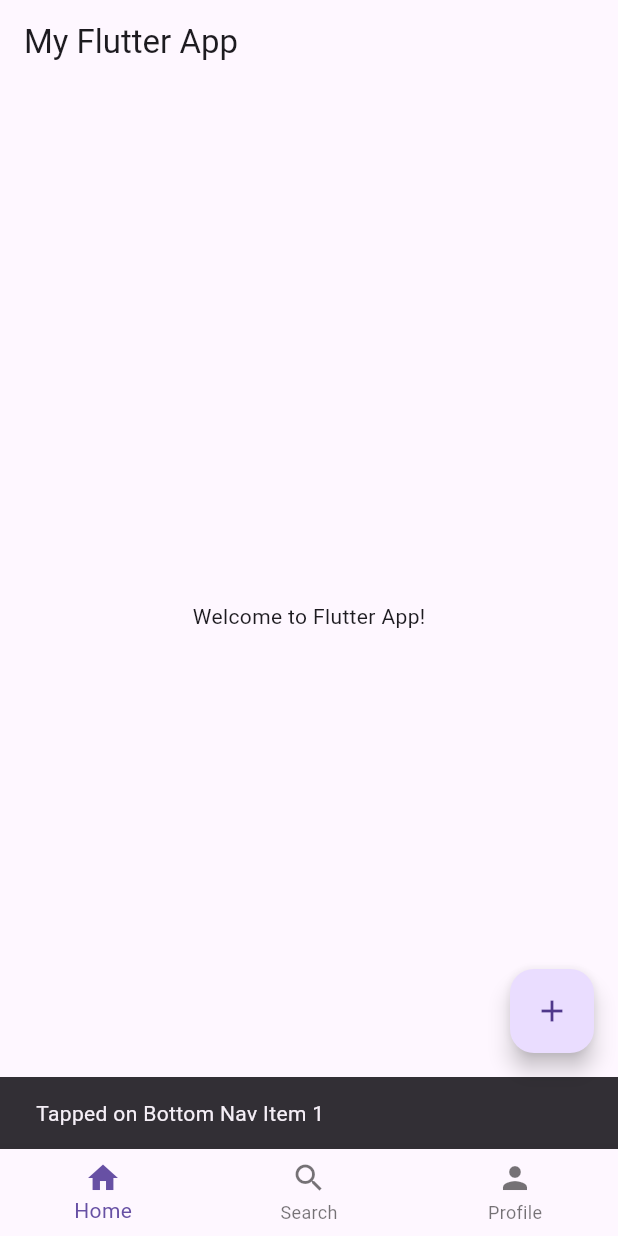
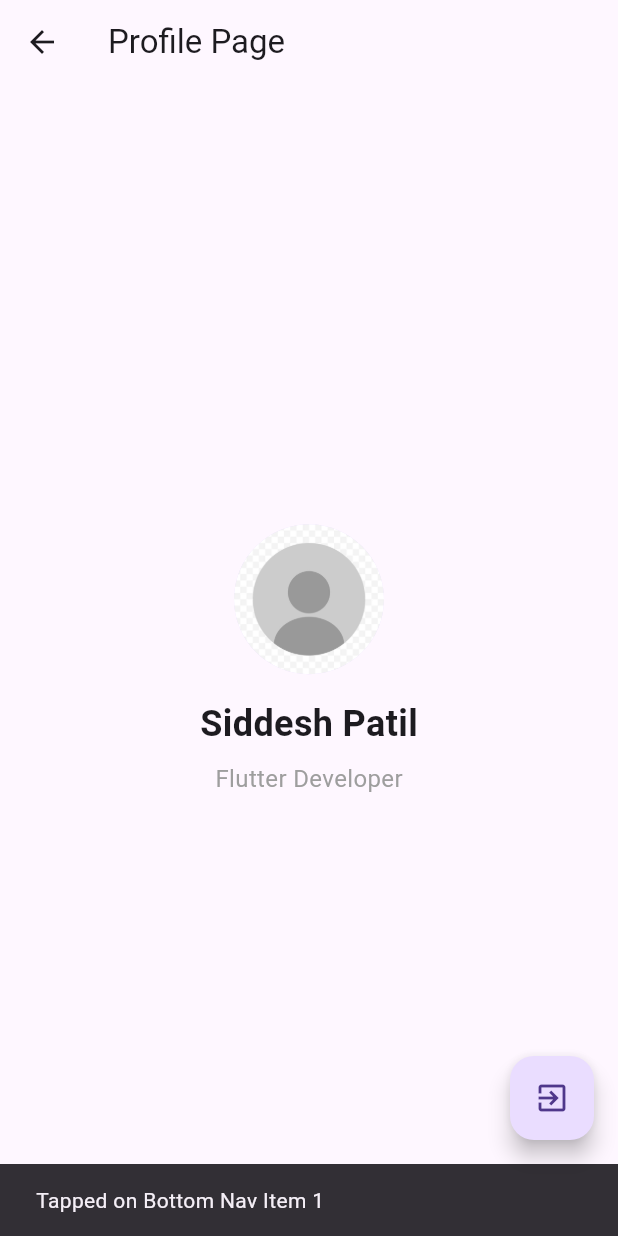
Before and after one commit to siddesh1672003/Flutter-exps, a Flutter app: the screen it shows after launch, item 2 of the bottom bar chosen, after a tap on the "add" icon, on a phone screen of 412 x 824 dp. Run offline on Flutter 3.47's test engine with Material 3 defaults, Android fonts, the phone set to English and light mode, and no system bars.

```diff
--- a/lib/main.dart
+++ b/lib/main.dart
@@ -1,4 +1,5 @@
 import 'package:flutter/material.dart';
+import 'profile_page.dart'; // Import the profile_page.dart file
 
 void main() {
   runApp(MyApp());
@@ -26,11 +27,10 @@ class MyHomePage extends StatelessWidget {
       floatingActionButton: FloatingActionButton(
         onPressed: () {
           // Add onPressed functionality for the FloatingActionButton
-          // e.g., navigate to another screen or perform an action
-          ScaffoldMessenger.of(context).showSnackBar(
-            SnackBar(
-              content: Text('FloatingActionButton Pressed'),
-            ),
+          // e.g., navigate to the profile page
+          Navigator.push(
+            context,
+            MaterialPageRoute(builder: (context) => ProfilePage()),
           );
         },
         child: Icon(Icons.add),
--- /dev/null
+++ b/lib/profile_page.dart
@@ -0,0 +1,60 @@
+import 'package:flutter/material.dart';
+
+class ProfilePage extends StatefulWidget {
+  @override
+  _ProfilePageState createState() => _ProfilePageState();
+}
+
+class _ProfilePageState extends State<ProfilePage> {
+  @override
+  Widget build(BuildContext context) {
+    return Scaffold(
+      appBar: AppBar(
+        title: Text('Profile Page'),
+      ),
+      body: Center(
+        child: Padding(
+          padding: EdgeInsets.all(16.0),
+          child: Column(
+            mainAxisAlignment: MainAxisAlignment.center, // Center the column vertically
+            crossAxisAlignment: CrossAxisAlignment.center, // Center the column horizontally
+            children: [
+              CircleAvatar(
+                radius: 50,
+                backgroundImage: AssetImage('assets/profile.jpg'), // Replace with your image path
+              ),
+              SizedBox(height: 16.0),
+              Text(
+                'Siddesh Patil',
+                style: TextStyle(
+                  fontSize: 24.0,
+                  fontWeight: FontWeight.bold,
+                ),
+              ),
+              SizedBox(height: 8.0),
+              Text(
+                'Flutter Developer',
+                style: TextStyle(
+                  fontSize: 16.0,
+                  color: Colors.grey,
+                ),
+              ),
+            ],
+          ),
+        ),
+      ),
+      floatingActionButton: FloatingActionButton(
+        onPressed: () {
+          // Add onPressed functionality for the FloatingActionButton
+          // e.g., log out or perform another action
+          ScaffoldMessenger.of(context).showSnackBar(
+            SnackBar(
+              content: Text('Logging out...'),
+            ),
+          );
+        },
+        child: Icon(Icons.exit_to_app),
+      ),
+    );
+  }
+}
```
Also changed, not shown: pubspec.yaml (+4 -3 lines), assets/profile.jpg (added).
